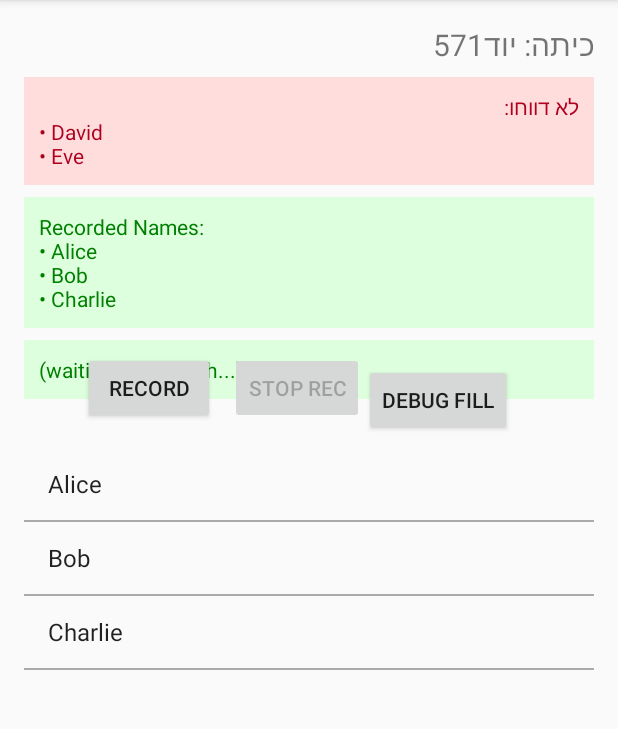
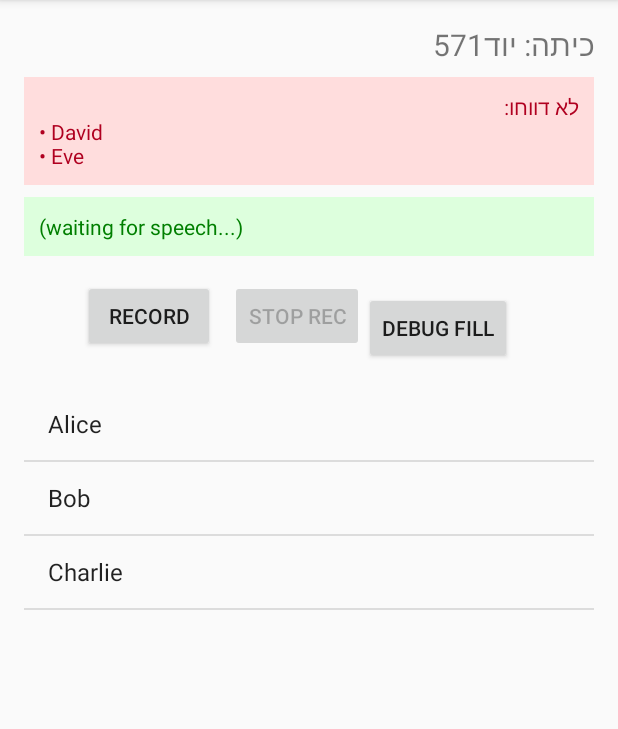
Before and after one commit to 3strategy/AlbertsTasks, an Android app: the PresenceActivity screen opened directly, with no data from a screen before it, after a tap on "DEBUG FILL", on a phone screen of 412 x 824 dp, the part 84-813 px from its top. Run offline under Robolectric (Android 15) with nearby library versions, the phone set to English and light mode, and no system bars; 1 statement that could not run was skipped.

Commit message:
now recording names. and moved some buttons. but each time I press record the previous rawTranscript gets erased.

```diff
--- a/app/src/main/java/com/example/tasks/Activities/PresenceActivity.java
+++ b/app/src/main/java/com/example/tasks/Activities/PresenceActivity.java
@@ -45,7 +45,7 @@ public class PresenceActivity extends MasterActivity {
     private final List<String> rawTranscripts = new ArrayList<>();
 
     private TextView transcriptTextView;
-    private TextView classNameLabel, missingStudentsLabel,detectedNamesLabel;
+    private TextView classNameLabel, missingStudentsLabel;
     private ListView attendanceList;
     private Button btnStart, btnStop, btnDebug;
     private static final int REQUEST_RECORD_AUDIO = 1001;
@@ -71,7 +71,7 @@ public class PresenceActivity extends MasterActivity {
         // 🔗 Bind views
         classNameLabel = findViewById(R.id.classNameLabel);
         missingStudentsLabel = findViewById(R.id.missingStudentsLabel);
-        detectedNamesLabel = findViewById(R.id.detectedNamesLabel);
+
         attendanceList = findViewById(R.id.attendanceList);
         btnStart = findViewById(R.id.btnStart);
         btnStop = findViewById(R.id.btnStop);
@@ -162,7 +162,6 @@ public class PresenceActivity extends MasterActivity {
         for (String name : mockDetectedNames) {
             detected.append("\n• ").append(name);
         }
-        detectedNamesLabel.setText(detected.toString());
 
         // Set missing students
         StringBuilder missing = new StringBuilder("לא דווחו:");
--- a/app/src/main/res/layout/activity_presence.xml
+++ b/app/src/main/res/layout/activity_presence.xml
@@ -36,20 +36,6 @@
         android:layout_marginHorizontal="16dp"
         android:layout_marginTop="8dp" />
 
-    <!-- Detected names -->
-    <TextView
-        android:id="@+id/detectedNamesLabel"
-        android:layout_width="0dp"
-        android:layout_height="wrap_content"
-        android:text="Recorded Names:"
-        android:textColor="#007F00"
-        android:background="#DDFFDD"
-        android:padding="10dp"
-        app:layout_constraintTop_toBottomOf="@id/missingStudentsLabel"
-        app:layout_constraintStart_toStartOf="parent"
-        app:layout_constraintEnd_toEndOf="parent"
-        android:layout_marginHorizontal="16dp"
-        android:layout_marginTop="8dp" />
 
     <!-- Raw transcript display -->
     <TextView
@@ -60,7 +46,7 @@
         android:textColor="#007F00"
         android:background="#DDFFDD"
         android:padding="10dp"
-        app:layout_constraintTop_toBottomOf="@id/detectedNamesLabel"
+        app:layout_constraintTop_toBottomOf="@id/missingStudentsLabel"
         app:layout_constraintStart_toStartOf="parent"
         app:layout_constraintEnd_toEndOf="parent"
         android:layout_marginHorizontal="16dp"
@@ -72,7 +58,7 @@
         android:layout_width="wrap_content"
         android:layout_height="wrap_content"
         android:orientation="horizontal"
-        app:layout_constraintTop_toBottomOf="@id/detectedNamesLabel"
+        app:layout_constraintTop_toBottomOf="@id/transcriptTextView"
         app:layout_constraintStart_toStartOf="parent"
         app:layout_constraintEnd_toEndOf="parent"
         android:layout_marginTop="16dp">
@@ -102,17 +88,14 @@
             android:layout_marginEnd="16dp"/>
     </LinearLayout>
 
-    <!-- Attendance list -->
+    <!-- Attendance list pushes off the bottom -->
     <ListView
         android:id="@+id/attendanceList"
         android:layout_width="0dp"
         android:layout_height="0dp"
-        android:divider="@android:color/darker_gray"
-        android:dividerHeight="1dp"
         app:layout_constraintTop_toBottomOf="@id/buttonRow"
         app:layout_constraintBottom_toBottomOf="parent"
         app:layout_constraintStart_toStartOf="parent"
         app:layout_constraintEnd_toEndOf="parent"
-        android:layout_marginTop="8dp"
-        android:layout_marginHorizontal="16dp"/>
+        android:layout_margin="16dp"/>
 </androidx.constraintlayout.widget.ConstraintLayout>
```
